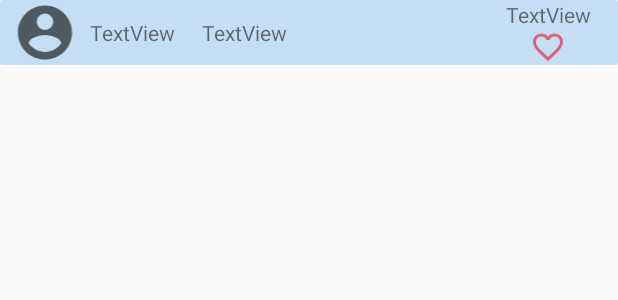
After one commit to Discoonect/Portfolio-android, an Android app: the layout comment_row.xml on its own in the app's theme, with its tools: preview values and no code run, on a phone screen of 412 x 824 dp. The commit adds this screen. Shown: the top 300 px of the screen. Run offline under Robolectric (Android 15) with nearby library versions, the phone set to English and light mode, and no system bars; network calls fail.

Commit message:
로그인o 회원가입o 로그아웃o 포스팅O 좋아요O
댓글처리하자

```diff
--- a/app/src/main/java/com/kks/portfolio_android/MainActivity.java
+++ b/app/src/main/java/com/kks/portfolio_android/MainActivity.java
@@ -142,9 +142,13 @@ public class MainActivity extends AppCompatActivity {
                                         return;
                                     }
                                     String token = response.getString("token");
+                                    int user_id = response.getInt("user_id");
+
                                     SharedPreferences sp = getSharedPreferences(Util.PREFERENCE_NAME,MODE_PRIVATE);
                                     SharedPreferences.Editor editor = sp.edit();
                                     editor.putString("token",token);
+                                    editor.putInt("user_id",user_id);
+                                    Log.i("aaa",""+user_id);
                                     editor.apply();
 
                                     if(auto_login_check.isChecked()==true){
--- a/app/src/main/java/com/kks/portfolio_android/fragment/Fragment_Write.java
+++ b/app/src/main/java/com/kks/portfolio_android/fragment/Fragment_Write.java
@@ -124,6 +124,8 @@ public class Fragment_Write extends Fragment {
                         if(response.isSuccessful()){
                             if(response.body().isSuccess()){
                                 Toast.makeText(getContext(), "업로드성공", Toast.LENGTH_SHORT).show();
+                                fw_edit_content.setText("");
+
                             }
                         }
                     }
--- a/app/src/main/java/com/kks/portfolio_android/model/Favorite.java
+++ /dev/null
@@ -1,4 +0,0 @@
-package com.kks.portfolio_android.model;
-
-public class Favorite {
-}
--- /dev/null
+++ b/app/src/main/res/drawable/ic_baseline_clear_24.xml
@@ -0,0 +1,10 @@
+<vector xmlns:android="http://schemas.android.com/apk/res/android"
+    android:width="24dp"
+    android:height="24dp"
+    android:viewportWidth="24"
+    android:viewportHeight="24"
+    android:tint="?attr/colorControlNormal">
+  <path
+      android:fillColor="@android:color/white"
+      android:pathData="M19,6.41L17.59,5 12,10.59 6.41,5 5,6.41 10.59,12 5,17.59 6.41,19 12,13.41 17.59,19 19,17.59 13.41,12z"/>
+</vector>
--- /dev/null
+++ b/app/src/main/res/layout/comment_row.xml
@@ -0,0 +1,80 @@
+<?xml version="1.0" encoding="utf-8"?>
+<LinearLayout xmlns:android="http://schemas.android.com/apk/res/android"
+    xmlns:app="http://schemas.android.com/apk/res-auto"
+    android:layout_width="match_parent"
+    android:layout_height="wrap_content"
+    android:background="#FFFFFF"
+    android:orientation="vertical">
+
+    <androidx.cardview.widget.CardView
+        android:layout_width="match_parent"
+        android:layout_height="match_parent"
+        app:cardBackgroundColor="@color/mainColor">
+
+        <LinearLayout
+            android:layout_width="match_parent"
+            android:layout_height="match_parent"
+            android:orientation="horizontal">
+
+            <ImageView
+                android:id="@+id/imageView7"
+                android:layout_width="wrap_content"
+                android:layout_height="match_parent"
+                android:layout_weight="2"
+                app:srcCompat="@drawable/ic_baseline_account_circle_24" />
+
+            <TextView
+                android:id="@+id/textView13"
+                android:layout_width="wrap_content"
+                android:layout_height="match_parent"
+                android:layout_weight="1"
+                android:gravity="center|left"
+                android:text="TextView" />
+
+            <TextView
+                android:id="@+id/textView14"
+                android:layout_width="wrap_content"
+                android:layout_height="match_parent"
+                android:layout_weight="7"
+                android:gravity="center|left"
+                android:text="TextView" />
+
+            <LinearLayout
+                android:layout_width="wrap_content"
+                android:layout_height="match_parent"
+                android:layout_weight="2"
+                android:orientation="vertical">
+
+                <TextView
+                    android:id="@+id/textView15"
+                    android:layout_width="match_parent"
+                    android:layout_height="wrap_content"
+                    android:gravity="center"
+                    android:text="TextView" />
+
+                <LinearLayout
+                    android:layout_width="match_parent"
+                    android:layout_height="match_parent"
+                    android:orientation="horizontal">
+
+                    <ImageView
+                        android:id="@+id/imageView8"
+                        android:layout_width="match_parent"
+                        android:layout_height="wrap_content"
+                        android:layout_weight="1"
+                        app:srcCompat="@drawable/ic_baseline_favorite_border_24" />
+
+                    <ImageView
+                        android:id="@+id/imageView9"
+                        android:layout_width="match_parent"
+                        android:layout_height="match_parent"
+                        android:layout_weight="1"
+                        android:visibility="gone"
+                        app:srcCompat="@drawable/ic_baseline_clear_24" />
+                </LinearLayout>
+
+            </LinearLayout>
+        </LinearLayout>
+
+    </androidx.cardview.widget.CardView>
+</LinearLayout>
```
Also changed, not shown: app/src/main/AndroidManifest.xml (+7 -4 lines), app/src/main/java/com/kks/portfolio_android/Comment.java (added, +14 -0 lines), app/src/main/java/com/kks/portfolio_android/adapter/RecyclerViewAdapter_home.java (+58 -80 lines), app/src/main/java/com/kks/portfolio_android/fragment/Fragment_Home.java (+10 -7 lines), app/src/main/java/com/kks/portfolio_android/model/Posting.java (+12 -5 lines), app/src/main/res/drawable/ic_baseline_arrow_back_ios_24.xml (added, +10 -0 lines), app/src/main/res/layout/activity_comment.xml (added, +30 -0 lines), app/src/main/res/layout/home_row.xml (+6 -3 lines).
